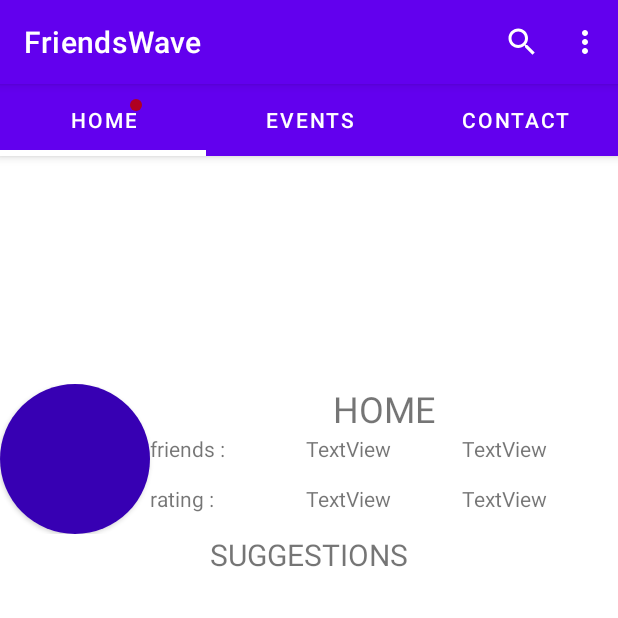
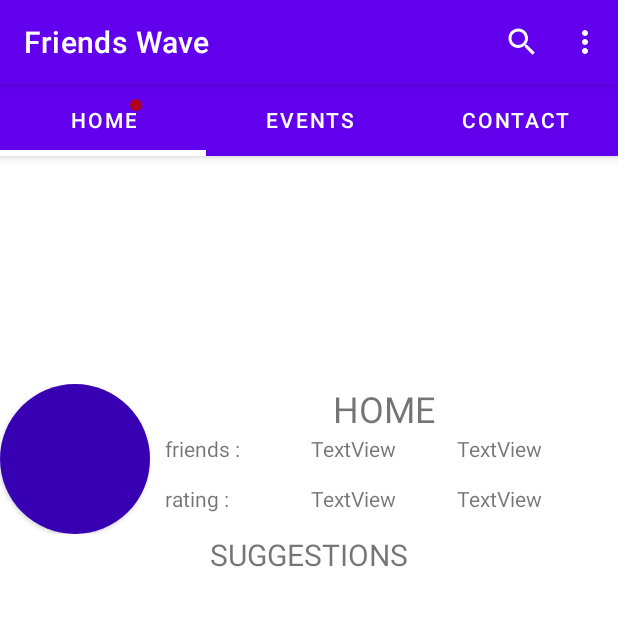
Before and after one commit to Antonin555/FriendsWave, an Android app: the screen it shows after launch (HomeActivity), on a phone screen of 412 x 824 dp, the top half of it. Run offline under Robolectric (Android 15) with nearby library versions, the phone set to English and light mode, and no system bars; our stand-ins replace Firebase (no records; nobody signed in at launch, a user with empty details on screens opened directly), data binding; libraries missing offline, so code that uses them is left out: org.kodein.di; 5 statements that could not run were skipped.

Commit message:
Fragment Home UI pour mettre infos

```diff
--- a/dev/app/src/main/res/layout/fragment_home.xml
+++ b/dev/app/src/main/res/layout/fragment_home.xml
@@ -46,7 +46,9 @@
                     <LinearLayout
                         android:layout_width="match_parent"
                         android:layout_height="match_parent"
-                        android:orientation="vertical">
+                        android:orientation="vertical"
+                        android:layout_marginLeft="10dp"
+                        android:layout_marginRight="10dp">
 
                         <TextView
                             android:id="@+id/nameUser"
--- a/dev/app/src/main/res/values/strings.xml
+++ b/dev/app/src/main/res/values/strings.xml
@@ -1,5 +1,5 @@
 <resources>
-    <string name="app_name">FriendsWave</string>
+    <string name="app_name">Friends Wave</string>
     <!-- TODO: Remove or change this placeholder text -->
 
     <string name="titre_fragment_contact">CONTACT</string>
```
